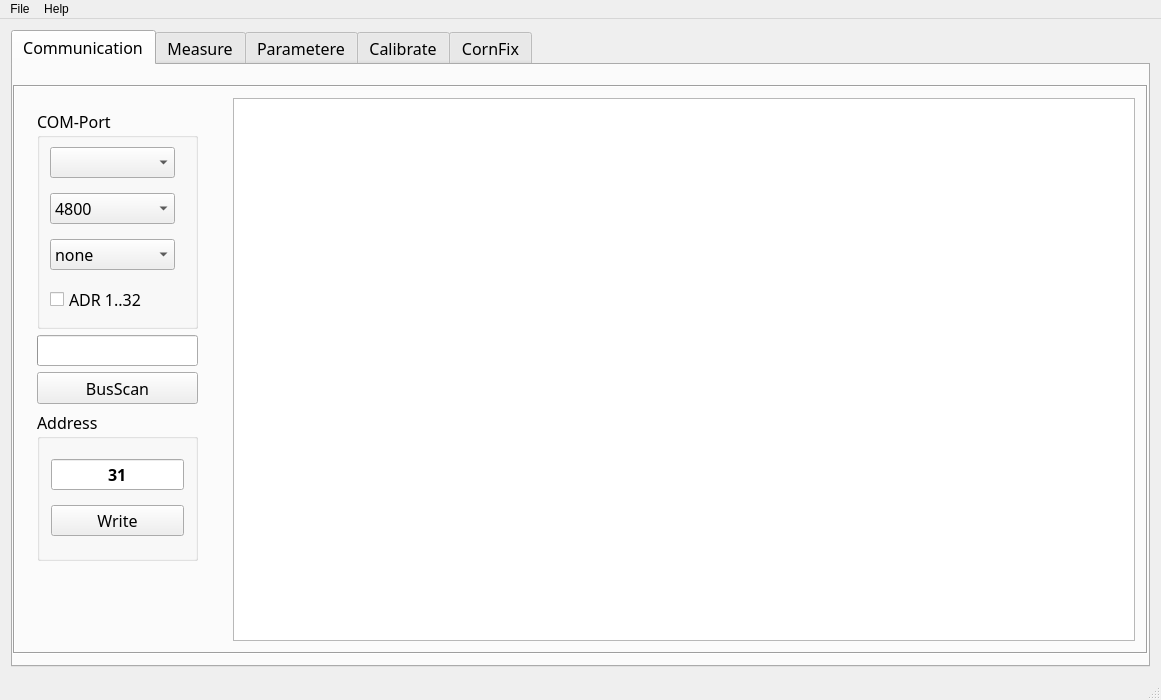
Old version of the form mainwindow.ui in the repository byteman/WFace.
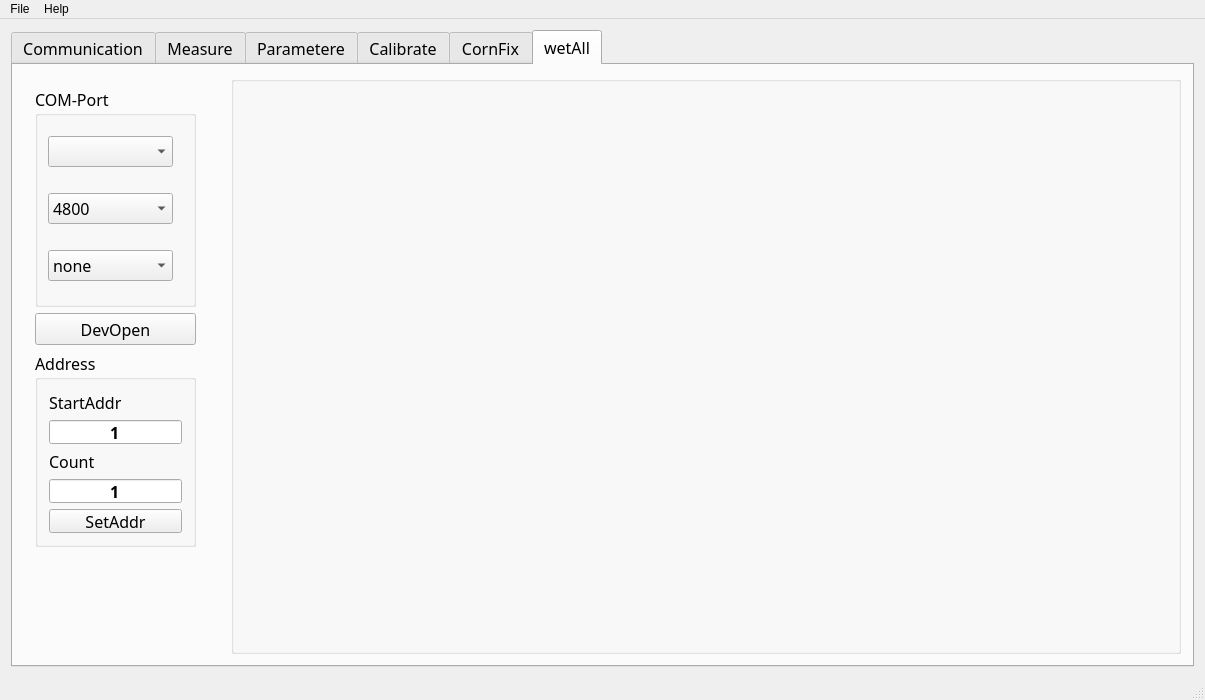
New version of the form.

```diff
--- a/mainwindow.ui
+++ b/mainwindow.ui
@@ -6,7 +6,7 @@
    <rect>
     <x>0</x>
     <y>0</y>
-    <width>1161</width>
+    <width>1205</width>
     <height>700</height>
    </rect>
   </property>
@@ -44,7 +44,7 @@
        <string notr="true"/>
       </property>
       <property name="currentIndex">
-       <number>0</number>
+       <number>5</number>
       </property>
       <widget class="QWidget" name="tab">
        <attribute name="title">
@@ -1684,6 +1684,277 @@
         </item>
        </layout>
       </widget>
+      <widget class="QWidget" name="tab_5">
+       <attribute name="title">
+        <string>wetAll</string>
+       </attribute>
+       <layout class="QHBoxLayout" name="horizontalLayout_11">
+        <item>
+         <widget class="QFrame" name="comframe_2">
+          <property name="sizePolicy">
+           <sizepolicy hsizetype="Fixed" vsizetype="Expanding">
+            <horstretch>0</horstretch>
+            <verstretch>0</verstretch>
+           </sizepolicy>
+          </property>
+          <property name="minimumSize">
+           <size>
+            <width>201</width>
+            <height>501</height>
+           </size>
+          </property>
+          <property name="maximumSize">
+           <size>
+            <width>201</width>
+            <height>50000</height>
+           </size>
+          </property>
+          <property name="styleSheet">
+           <string notr="true"/>
+          </property>
+          <property name="frameShape">
+           <enum>QFrame::NoFrame</enum>
+          </property>
+          <property name="frameShadow">
+           <enum>QFrame::Plain</enum>
+          </property>
+          <property name="lineWidth">
+           <number>0</number>
+          </property>
+          <layout class="QVBoxLayout" name="verticalLayout_11">
+           <property name="rightMargin">
+            <number>5</number>
+           </property>
+           <item>
+            <widget class="QGroupBox" name="groupBox_11">
+             <property name="minimumSize">
+              <size>
+               <width>161</width>
+               <height>220</height>
+              </size>
+             </property>
+             <property name="maximumSize">
+              <size>
+               <width>161</width>
+               <height>250</height>
+              </size>
+             </property>
+             <property name="font">
+              <font>
+               <family>黑体</family>
+               <pointsize>12</pointsize>
+               <weight>50</weight>
+               <bold>false</bold>
+              </font>
+             </property>
+             <property name="styleSheet">
+              <string notr="true"/>
+             </property>
+             <property name="title">
+              <string>COM-Port</string>
+             </property>
+             <property name="alignment">
+              <set>Qt::AlignLeading|Qt::AlignLeft|Qt::AlignTop</set>
+             </property>
+             <layout class="QVBoxLayout" name="verticalLayout_12" stretch="2,2,2">
+              <property name="leftMargin">
+               <number>10</number>
+              </property>
+              <property name="topMargin">
+               <number>0</number>
+              </property>
+              <property name="rightMargin">
+               <number>20</number>
+              </property>
+              <property name="bottomMargin">
+               <number>0</number>
+              </property>
+              <item>
+               <widget class="QComboBox" name="cbxPort_2"/>
+              </item>
+              <item>
+               <widget class="QComboBox" name="cbxBaud_2">
+                <item>
+                 <property name="text">
+                  <string>4800</string>
+                 </property>
+                </item>
+                <item>
+                 <property name="text">
+                  <string>9600</string>
+                 </property>
+                </item>
+                <item>
+                 <property name="text">
+                  <string>19200</string>
+                 </property>
+                </item>
+                <item>
+                 <property name="text">
+                  <string>38400</string>
+                 </property>
+                </item>
+                <item>
+                 <property name="text">
+                  <string>115200</string>
+                 </property>
+                </item>
+               </widget>
+              </item>
+              <item>
+               <widget class="QComboBox" name="cbxParity_2">
+                <property name="styleSheet">
+                 <string notr="true"/>
+                </property>
+                <item>
+                 <property name="text">
+                  <string>none</string>
+                 </property>
+                </item>
+                <item>
+                 <property name="text">
+                  <string>even</string>
+                 </property>
+                </item>
+               </widget>
+              </item>
+             </layout>
+            </widget>
+           </item>
+           <item>
+            <widget class="QPushButton" name="btnOpen">
+             <property name="minimumSize">
+              <size>
+               <width>161</width>
+               <height>32</height>
+              </size>
+             </property>
+             <property name="maximumSize">
+              <size>
+               <width>161</width>
+               <height>32</height>
+              </size>
+             </property>
+             <property name="styleSheet">
+              <string notr="true"/>
+             </property>
+             <property name="text">
+              <string>DevOpen</string>
+             </property>
+            </widget>
+           </item>
+           <item>
+            <widget class="QGroupBox" name="groupBox_12">
+             <property name="minimumSize">
+              <size>
+               <width>161</width>
+               <height>151</height>
+              </size>
+             </property>
+             <property name="maximumSize">
+              <size>
+               <width>161</width>
+               <height>200</height>
+              </size>
+             </property>
+             <property name="styleSheet">
+              <string notr="true"/>
+             </property>
+             <property name="title">
+              <string>Address</string>
+             </property>
+             <layout class="QVBoxLayout" name="verticalLayout_13">
+              <item>
+               <widget class="QLabel" name="label_18">
+                <property name="text">
+                 <string>StartAddr</string>
+                </property>
+               </widget>
+              </item>
+              <item>
+               <widget class="QLineEdit" name="edtStartAddr">
+                <property name="font">
+                 <font>
+                  <family>黑体</family>
+                  <pointsize>12</pointsize>
+                  <weight>75</weight>
+                  <bold>true</bold>
+                 </font>
+                </property>
+                <property name="text">
+                 <string>1</string>
+                </property>
+                <property name="frame">
+                 <bool>true</bool>
+                </property>
+                <property name="alignment">
+                 <set>Qt::AlignCenter</set>
+                </property>
+               </widget>
+              </item>
+              <item>
+               <widget class="QLabel" name="label_19">
+                <property name="text">
+                 <string>Count</string>
+                </property>
+               </widget>
+              </item>
+              <item>
+               <widget class="QLineEdit" name="edtAddrCount">
+                <property name="font">
+                 <font>
+                  <family>黑体</family>
+                  <pointsize>12</pointsize>
+                  <weight>75</weight>
+                  <bold>true</bold>
+                 </font>
+                </property>
+                <property name="text">
+                 <string>1</string>
+                </property>
+                <property name="frame">
+                 <bool>true</bool>
+                </property>
+                <property name="alignment">
+                 <set>Qt::AlignCenter</set>
+                </property>
+               </widget>
+              </item>
+              <item>
+               <widget class="QPushButton" name="btnSetAddr">
+                <property name="text">
+                 <string>SetAddr</string>
+                </property>
+               </widget>
+              </item>
+             </layout>
+            </widget>
+           </item>
+           <item>
+            <spacer name="verticalSpacer_3">
+             <property name="orientation">
+              <enum>Qt::Vertical</enum>
+             </property>
+             <property name="sizeHint" stdset="0">
+              <size>
+               <width>20</width>
+               <height>99</height>
+              </size>
+             </property>
+            </spacer>
+           </item>
+          </layout>
+         </widget>
+        </item>
+        <item>
+         <widget class="QGroupBox" name="gbDevices">
+          <property name="title">
+           <string/>
+          </property>
+         </widget>
+        </item>
+       </layout>
+      </widget>
      </widget>
     </item>
    </layout>
@@ -1693,8 +1964,8 @@
     <rect>
      <x>0</x>
      <y>0</y>
-     <width>1161</width>
-     <height>30</height>
+     <width>1205</width>
+     <height>23</height>
     </rect>
    </property>
    <widget class="QMenu" name="menuChange">
```
